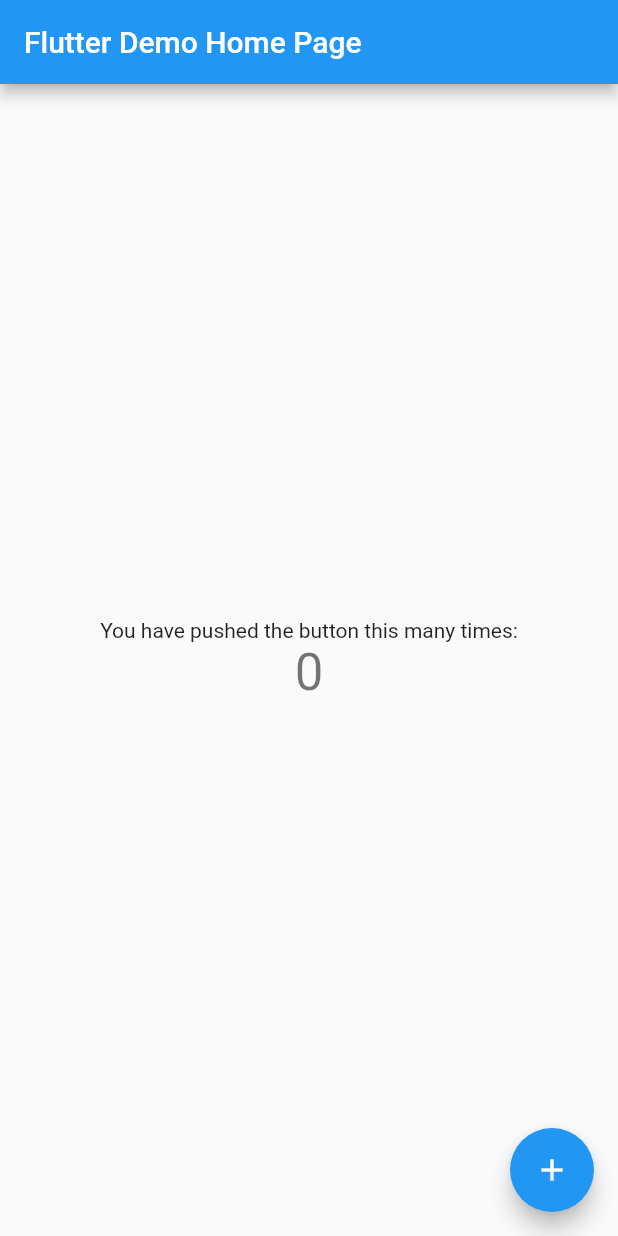
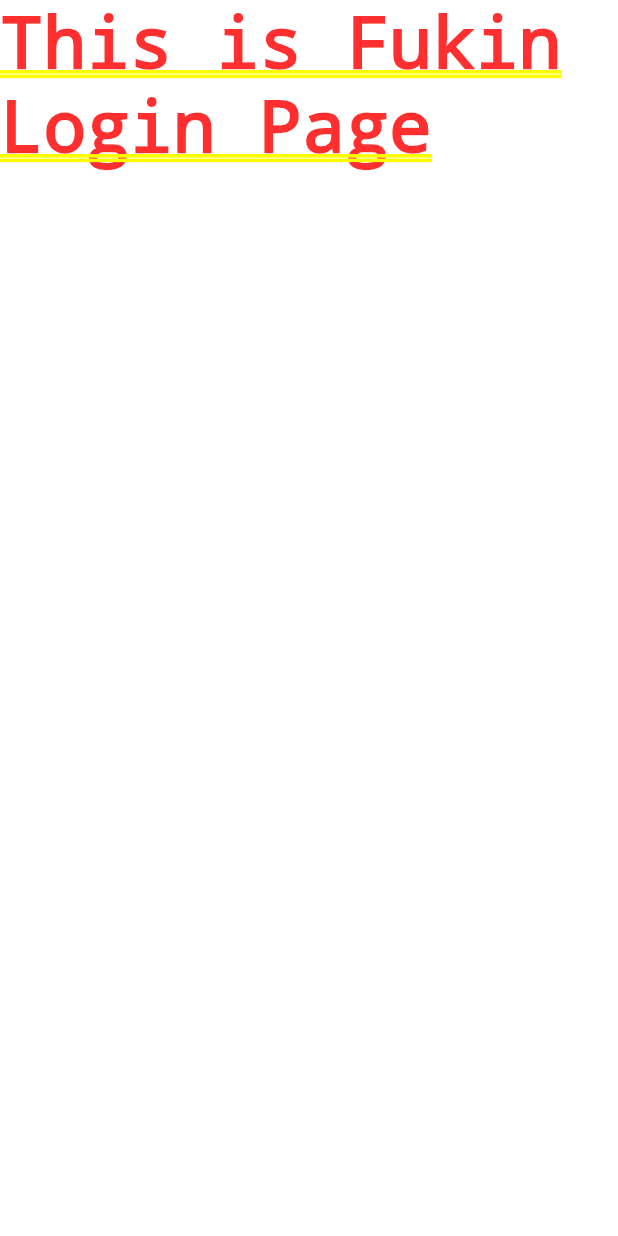
Before and after one commit to UtkarshDeoli/Better_Together, a Flutter app: the screen it shows after launch, on a phone screen of 412 x 824 dp. Run offline on Flutter 3.47's test engine with Material 2 defaults, Android fonts, the light colour scheme and no system bars.

Commit message:
Initial Commit

```diff
--- /dev/null
+++ b/lib/Pages/LoginPage.dart
@@ -0,0 +1,15 @@
+import 'package:flutter/src/widgets/container.dart';
+import 'package:flutter/src/widgets/framework.dart';
+
+import 'package:flutter/material.dart';
+
+class LoginPage extends StatelessWidget {
+  const LoginPage({super.key});
+
+  @override
+  Widget build(BuildContext context) {
+    return Container(
+      child: Text("This is Fukin Login Page"),
+    );
+  }
+}
--- a/lib/main.dart
+++ b/lib/main.dart
@@ -1,115 +1,39 @@
+// ignore_for_file: prefer_const_constructors
+import 'Pages/LoginPage.dart';
 import 'package:flutter/material.dart';
 
-void main() {
+void main() async {
   runApp(const MyApp());
 }
 
 class MyApp extends StatelessWidget {
   const MyApp({super.key});
 
-  // This widget is the root of your application.
+  //root of the app
+
   @override
   Widget build(BuildContext context) {
     return MaterialApp(
-      title: 'Flutter Demo',
+      debugShowCheckedModeBanner: true,
+
+      title: "Better Together",
+
+      //Theme
       theme: ThemeData(
-        // This is the theme of your application.
-        //
-        // Try running your application with "flutter run". You'll see the
-        // application has a blue toolbar. Then, without quitting the app, try
-        // changing the primarySwatch below to Colors.green and then invoke
-        // "hot reload" (press "r" in the console where you ran "flutter run",
-        // or simply save your changes to "hot reload" in a Flutter IDE).
-        // Notice that the counter didn't reset back to zero; the application
-        // is not restarted.
-        primarySwatch: Colors.blue,
-      ),
-      home: const MyHomePage(title: 'Flutter Demo Home Page'),
+          //primaryColor: Colors.red,
+          //primaryColorDark: Colors.grey[900],
+          //colorScheme: ColorScheme.highContrastDark(),
+          ),
+
+      //Routes
+
+      initialRoute: '/Login',
+
+      routes: {
+        '/Login': (ctx) => const LoginPage(),
+        //'/home': (ctx) => const HomePage(),
+        //'/home/ProfilePage': (ctx) => const ProfilePage(),
+      },
     );
   }
 }
-
-class MyHomePage extends StatefulWidget {
-  const MyHomePage({super.key, required this.title});
-
-  // This widget is the home page of your application. It is stateful, meaning
-  // that it has a State object (defined below) that contains fields that affect
-  // how it looks.
-
-  // This class is the configuration for the state. It holds the values (in this
-  // case the title) provided by the parent (in this case the App widget) and
-  // used by the build method of the State. Fields in a Widget subclass are
-  // always marked "final".
-
-  final String title;
-
-  @override
-  State<MyHomePage> createState() => _MyHomePageState();
-}
-
-class _MyHomePageState extends State<MyHomePage> {
-  int _counter = 0;
-
-  void _incrementCounter() {
-    setState(() {
-      // This call to setState tells the Flutter framework that something has
-      // changed in this State, which causes it to rerun the build method below
-      // so that the display can reflect the updated values. If we changed
-      // _counter without calling setState(), then the build method would not be
-      // called again, and so nothing would appear to happen.
-      _counter++;
-    });
-  }
-
-  @override
-  Widget build(BuildContext context) {
-    // This method is rerun every time setState is called, for instance as done
-    // by the _incrementCounter method above.
-    //
-    // The Flutter framework has been optimized to make rerunning build methods
-    // fast, so that you can just rebuild anything that needs updating rather
-    // than having to individually change instances of widgets.
-    return Scaffold(
-      appBar: AppBar(
-        // Here we take the value from the MyHomePage object that was created by
-        // the App.build method, and use it to set our appbar title.
-        title: Text(widget.title),
-      ),
-      body: Center(
-        // Center is a layout widget. It takes a single child and positions it
-        // in the middle of the parent.
-        child: Column(
-          // Column is also a layout widget. It takes a list of children and
-          // arranges them vertically. By default, it sizes itself to fit its
-          // children horizontally, and tries to be as tall as its parent.
-          //
-          // Invoke "debug painting" (press "p" in the console, choose the
-          // "Toggle Debug Paint" action from the Flutter Inspector in Android
-          // Studio, or the "Toggle Debug Paint" command in Visual Studio Code)
-          // to see the wireframe for each widget.
-          //
-          // Column has various properties to control how it sizes itself and
-          // how it positions its children. Here we use mainAxisAlignment to
-          // center the children vertically; the main axis here is the vertical
-          // axis because Columns are vertical (the cross axis would be
-          // horizontal).
-          mainAxisAlignment: MainAxisAlignment.center,
-          children: <Widget>[
-            const Text(
-              'You have pushed the button this many times:',
-            ),
-            Text(
-              '$_counter',
-              style: Theme.of(context).textTheme.headline4,
-            ),
-          ],
-        ),
-      ),
-      floatingActionButton: FloatingActionButton(
-        onPressed: _incrementCounter,
-        tooltip: 'Increment',
-        child: const Icon(Icons.add),
-      ), // This trailing comma makes auto-formatting nicer for build methods.
-    );
-  }
-}
```
